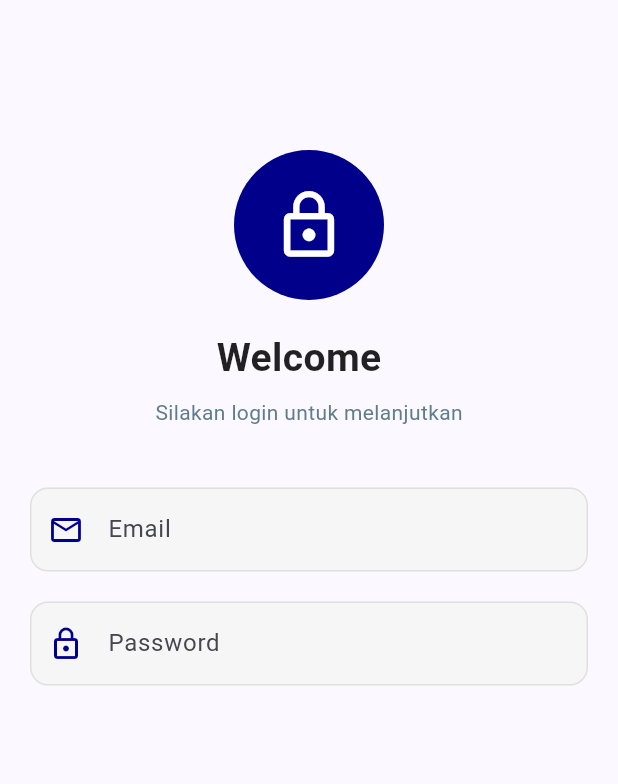
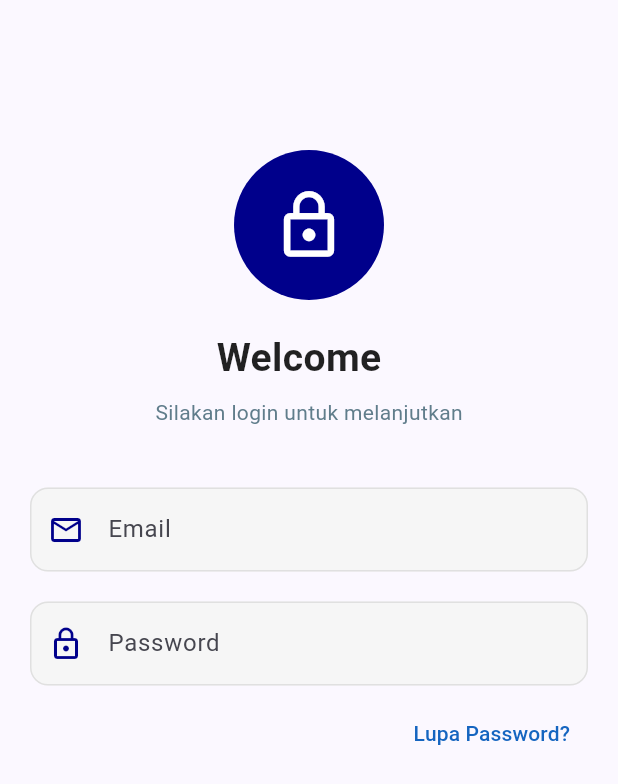
Before and after one commit to rismanitalst/tugas_splash, a Flutter app: the Login screen opened directly, on a phone screen of 412 x 824 dp. Shown: the top 784 px of the screen. Run offline on Flutter 3.47's test engine with Material 3 defaults, Android fonts, the phone set to English and light mode, and no system bars.

Commit message:
add button lupa password di kanan

```diff
--- a/lib/screen/login.dart
+++ b/lib/screen/login.dart
@@ -103,6 +103,22 @@ class Login extends StatelessWidget {
                   ),
                 ),
               ),
+
+              const SizedBox(height: 8),
+                //Tambahkan tombol Lupa Password
+                  Align(
+                   alignment: Alignment.centerRight,
+                        child: TextButton(
+                        onPressed: () {},
+                        child: Text(
+                        'Lupa Password?',
+                        style: TextStyle(
+                        color: Colors.blue[800],
+                        fontSize: 14,
+                    ),
+                  ),
+                ),
+              ),
             ],
           ),
           ),
```
